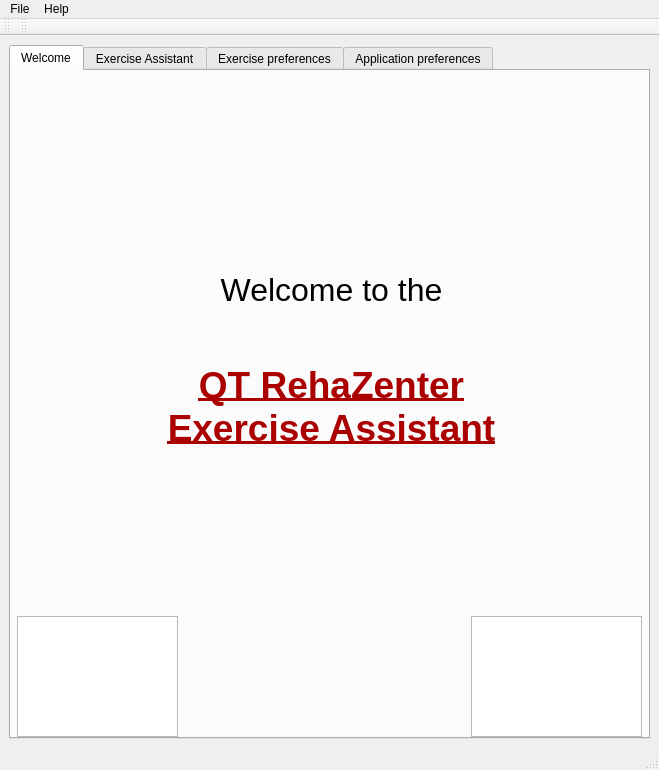
Before: the Qt Designer form src/gui/ui_files/QTRehaZenterGUI.ui in tolgasaglik/rehabilitation_framework, drawn with Qt 5.
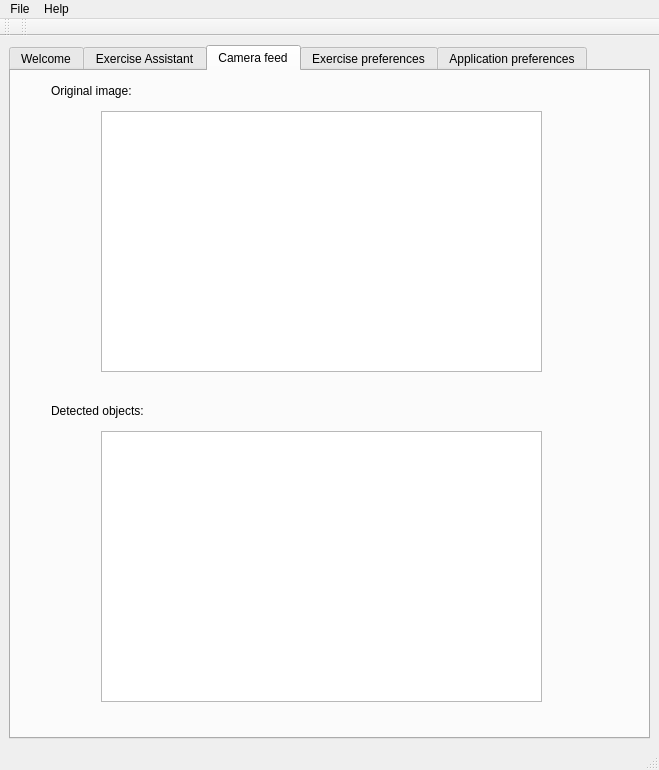
After: the same form once the commit is applied. The open tabs and pages were chosen to show the change. Icons and pictures are not drawn.

Commit message: Added camera feed output tab to GUI, implemented exercise feedback

Patch:
```diff
--- a/src/gui/ui_files/QTRehaZenterGUI.ui
+++ b/src/gui/ui_files/QTRehaZenterGUI.ui
@@ -310,6 +310,69 @@
         </item>
        </layout>
       </widget>
+      <widget class="QWidget" name="tabCameraFeed">
+       <attribute name="title">
+        <string>Camera feed</string>
+       </attribute>
+       <widget class="QGraphicsView" name="grDetectedObjects">
+        <property name="geometry">
+         <rect>
+          <x>90</x>
+          <y>360</y>
+          <width>441</width>
+          <height>271</height>
+         </rect>
+        </property>
+       </widget>
+       <widget class="QLabel" name="label">
+        <property name="geometry">
+         <rect>
+          <x>40</x>
+          <y>10</y>
+          <width>121</width>
+          <height>19</height>
+         </rect>
+        </property>
+        <property name="sizePolicy">
+         <sizepolicy hsizetype="Minimum" vsizetype="Minimum">
+          <horstretch>0</horstretch>
+          <verstretch>0</verstretch>
+         </sizepolicy>
+        </property>
+        <property name="text">
+         <string>Original image:</string>
+        </property>
+       </widget>
+       <widget class="QLabel" name="label_2">
+        <property name="geometry">
+         <rect>
+          <x>40</x>
+          <y>330</y>
+          <width>141</width>
+          <height>19</height>
+         </rect>
+        </property>
+        <property name="sizePolicy">
+         <sizepolicy hsizetype="Minimum" vsizetype="Minimum">
+          <horstretch>0</horstretch>
+          <verstretch>0</verstretch>
+         </sizepolicy>
+        </property>
+        <property name="text">
+         <string>Detected objects:</string>
+        </property>
+       </widget>
+       <widget class="QGraphicsView" name="grOriginalImage">
+        <property name="geometry">
+         <rect>
+          <x>90</x>
+          <y>40</y>
+          <width>441</width>
+          <height>261</height>
+         </rect>
+        </property>
+       </widget>
+      </widget>
       <widget class="QWidget" name="tabExercisePreferences">
        <attribute name="title">
         <string>Exercise preferences</string>
```
The commit also changes 10 other files.
